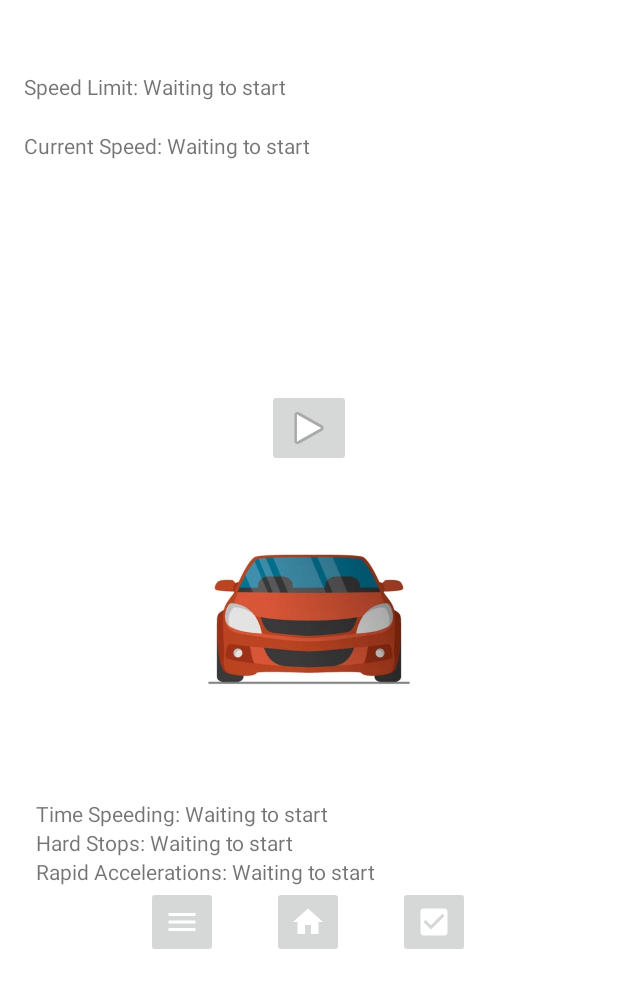
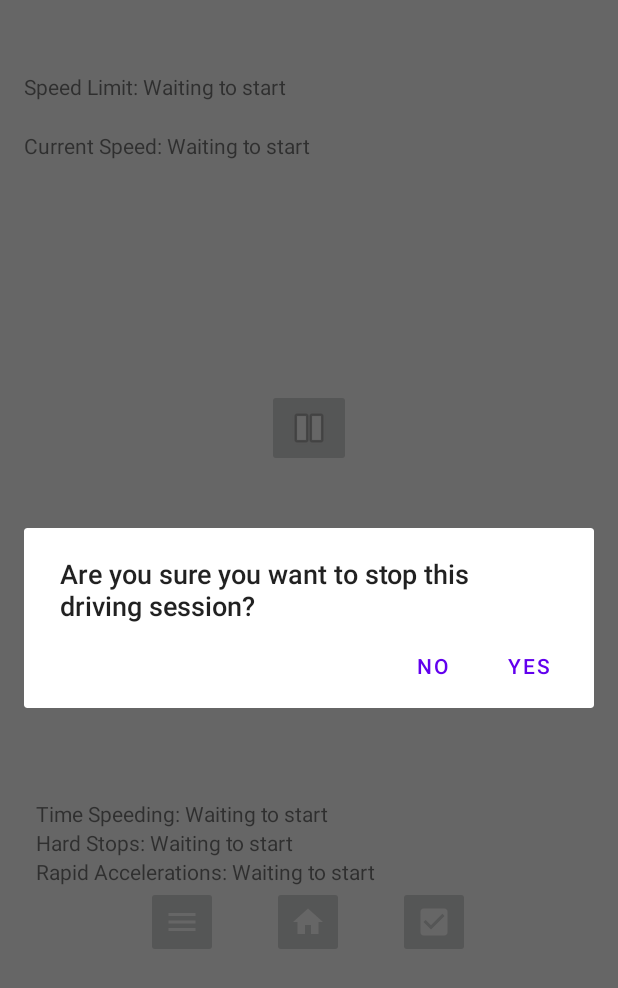
Before and after one commit to BuckeyePaul/MapTesting, an Android app: the screen it shows after launch (MainActivity), after a tap on "Stop", on a phone screen of 412 x 824 dp. Shown: the top 988 px of the screen. Run offline under Robolectric (Android 15) with nearby library versions, the phone set to English and light mode, and no system bars; libraries missing offline, so code that uses them is left out: com.mapbox.navigation; 3 statements that could not run were skipped; 1 other tap on this screen came first.

Commit message:
Deleted unnecessary files, added dialogue box when stopping trip, changed some debugging info, and added all static strings into strings.xml

```diff
--- a/app/src/main/java/com/example/maptesting/MainActivity.kt
+++ b/app/src/main/java/com/example/maptesting/MainActivity.kt
@@ -2,6 +2,7 @@ package com.example.maptesting
 
 import android.Manifest
 import android.annotation.SuppressLint
+import android.content.DialogInterface
 import android.content.pm.PackageManager
 import android.graphics.Color
 import android.hardware.Sensor
@@ -15,6 +16,7 @@ import android.view.View
 import android.widget.ImageButton
 import android.widget.TextView
 import androidx.annotation.RequiresApi
+import androidx.appcompat.app.AlertDialog
 import androidx.appcompat.app.AppCompatActivity
 import androidx.core.app.ActivityCompat
 import androidx.core.content.ContextCompat
@@ -25,6 +27,7 @@ import com.mapbox.navigation.core.trip.session.LocationMatcherResult
 import com.mapbox.navigation.core.trip.session.LocationObserver
 import kotlin.math.floor
 import kotlin.math.roundToInt
+import kotlin.math.roundToLong
 import kotlin.math.sqrt
 
 /**
@@ -70,7 +73,7 @@ private val locationObserver = object : LocationObserver {
         //Get change in speed from current to last reading
         val speedChange = currentSpeed - lastSpeed
         //Calculate acceleration based on change in speed over change in time in seconds
-        val calcAcceleration = speedChange/(timeChange/1000)
+        val calcAcceleration = speedChange/timeChange * 1000
 
         //If the accelerometer has spiked with an acceleration above 8 MPH/s
         if (accSpike) {
@@ -114,19 +117,27 @@ private val locationObserver = object : LocationObserver {
         }
 
         //Set text view with information for debugging
-        textView.text = speedLimitMPH.toString() + "\n" + currentSpeed.toString() + "\n" +
-                (currentTime - locationLastUpdate).toString() + "\n"
+        textView.text = "CA: " + calcAcceleration.toString() + "\n" +
+                "SC: " + speedChange.toString() + "\n" +
+                "TC: " + timeChange.toString() + "\n"
 
+        //If there is a speed limit found
         if(speedLimitMPH > 5) {
+            //Display the speed limit
             speedLimDisp.text = "$speedLimitMPH mph"
         } else {
+            //Display not found
             speedLimDisp.text = "Not found"
         }
 
-        currSpeedDisp.text = "${currentSpeed.roundToInt()} mph"
+        //Display the current speed of the vehicle rounded to a whole number
+        currSpeedDisp.text = "${currentSpeed.roundToLong()} mph"
+        //If the current speed is over 5mph over the speed limit
         if (currentSpeed > speedingLimit) {
+            //Set the color of the speed to red
             currSpeedDisp.setTextColor(Color.parseColor("#FF0000"))
         } else {
+            //Set the color of the speed to black
             currSpeedDisp.setTextColor(Color.parseColor("#000000"))
         }
 
@@ -225,11 +236,13 @@ class MainActivity : AppCompatActivity() {
         reportsButton = findViewById(R.id.reportsButton)
         scoreButton = findViewById(R.id.scoreButton)
 
+        //Start and stop buttons with stop being invisible to start
         startButton = findViewById(R.id.startButton)
         stopButton = findViewById(R.id.stopButton)
         stopButton.visibility = View.GONE
         stopButton.isEnabled = false
 
+        //Debugging Text Boxes
         textView = findViewById(R.id.testText)
         accText = findViewById(R.id.accText)
 
@@ -293,7 +306,7 @@ class MainActivity : AppCompatActivity() {
                 //Get current system time
                 val currentTime = System.currentTimeMillis()
                 //Check that at least 200 ms have passed between checks
-                if (currentTime - accLastUpdate < 250) {
+                if (currentTime - accLastUpdate < 100) {
                     return
                 }
                 //Update TextView with acceleration and time difference for debugging
@@ -301,7 +314,7 @@ class MainActivity : AppCompatActivity() {
                 //Update last update time to current time
                 accLastUpdate = currentTime
                 /*If acceleration not including gravity is greater than 8 MPH/s throw flag to check
-                if speed has increased or decreased by at least 7 MPH. This will help compensate
+                if speed has increased or decreased by at least 4 MPH. This will help compensate
                 for any accidental shifts in acceleration like the phone moving within the vehicle
                 or the phone being dropped while the car is in motion */
                 if (accSqrt > 2.68) {
@@ -344,6 +357,13 @@ class MainActivity : AppCompatActivity() {
         })
 
         stopButton.setOnClickListener(View.OnClickListener {
+            val alertDialog: AlertDialog? = this?.let {
+                val builder = AlertDialog.Builder(it)
+                builder.apply {
+                    setTitle(R.string.confirmation)
+                    setPositiveButton(R.string.ok,
+                        DialogInterface.OnClickListener { _, _ ->
+                            // User clicked OK button
                             // Stop recording location updates
                             mapboxNavigation.stopTripSession()
 
@@ -356,6 +376,17 @@ class MainActivity : AppCompatActivity() {
 
                             reportsButton.isEnabled = true
                             reportsButton.isEnabled = true
+                        })
+                    setNegativeButton(R.string.cancel,
+                        DialogInterface.OnClickListener { _, _ ->
+                            // User cancelled the dialog
+                            return@OnClickListener
+                        })
+                    show()
+                }
+                // Create the AlertDialog
+                builder.create()
+            }
 
             // Revert Displays
 //        speedLimDisp.text = "Waiting to start"
--- a/app/src/main/res/layout/activity_main.xml
+++ b/app/src/main/res/layout/activity_main.xml
@@ -148,14 +148,15 @@
 
     <ImageButton
         android:id="@+id/scoreButton"
-        android:contentDescription="Score"
         android:layout_width="wrap_content"
         android:layout_height="wrap_content"
         android:layout_marginStart="36dp"
+        android:contentDescription="Score"
         android:minHeight="48dp"
         app:layout_constraintStart_toEndOf="@+id/homeButton"
         app:layout_constraintTop_toTopOf="@+id/homeButton"
-        app:srcCompat="@drawable/ic_baseline_check_box_24" />
+        app:srcCompat="@drawable/ic_baseline_check_box_24"
+        tools:ignore="ImageContrastCheck" />
 
     <ImageButton
         android:id="@+id/startButton"
@@ -176,7 +177,8 @@
         app:layout_constraintBottom_toTopOf="@+id/imageView"
         app:layout_constraintEnd_toEndOf="parent"
         app:layout_constraintStart_toStartOf="parent"
-        app:srcCompat="@android:drawable/ic_media_pause" />
+        app:srcCompat="@android:drawable/ic_media_pause"
+        tools:ignore="ImageContrastCheck" />
 
 
 </androidx.constraintlayout.widget.ConstraintLayout>
```
Also changed, not shown: app/src/main/res/layout/fragment_home_screen.xml (deleted, +0 -129 lines), app/src/main/res/layout/fragment_reports_screen.xml (deleted, +0 -29 lines), app/src/main/res/layout/fragment_score_screen.xml (deleted, +0 -14 lines), app/src/main/res/values/strings.xml (+14 -2 lines). Lines whose indentation alone changed are shown as unchanged.
